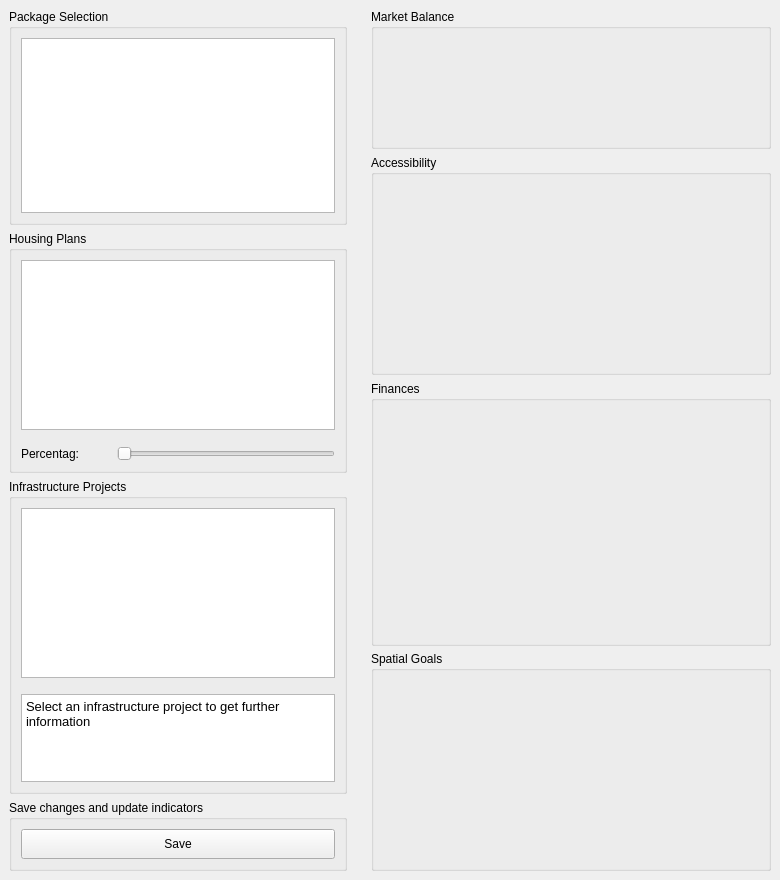
Above: PlanningTool_dockwidget_base.ui from rapha411/PlanningTool before the change. Below: the same form after it.
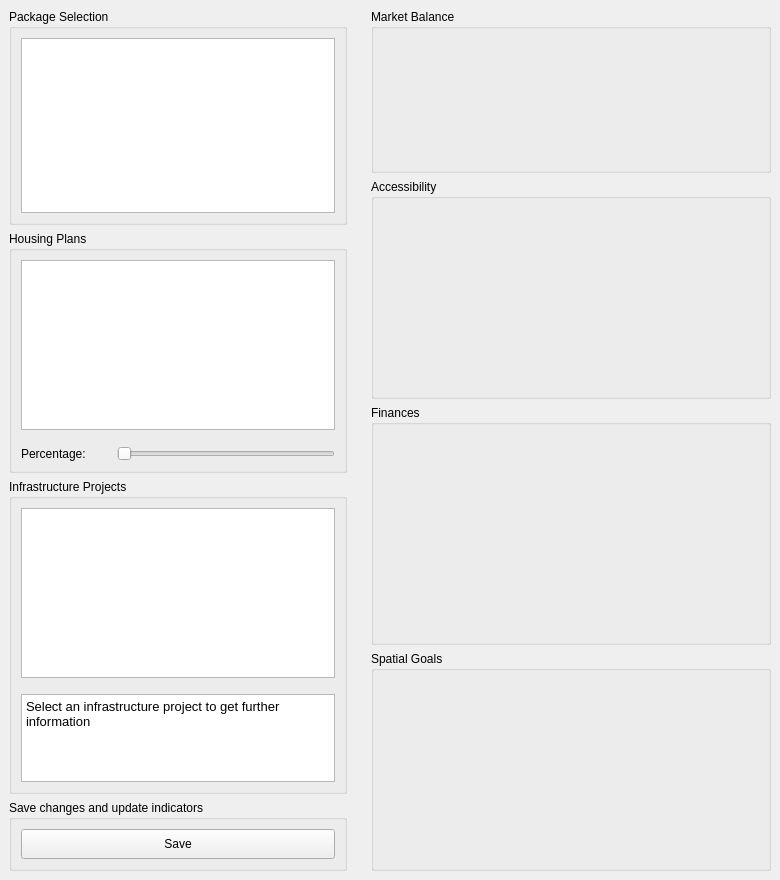
That is the form after the change.

Commit message: plot label rotation with try and expect unselect selection tool icon issue fixed again

Patch:
```diff
--- a/PlanningTool_dockwidget_base.ui
+++ b/PlanningTool_dockwidget_base.ui
@@ -144,7 +144,7 @@
                    </size>
                   </property>
                   <property name="text">
-                   <string>Percentag:</string>
+                   <string>Percentage:</string>
                   </property>
                   <property name="buddy">
                    <cstring>inpuGroup</cstring>
@@ -293,7 +293,7 @@
          <item>
           <widget class="QGroupBox" name="groupBox_4">
            <property name="sizePolicy">
-            <sizepolicy hsizetype="MinimumExpanding" vsizetype="Preferred">
+            <sizepolicy hsizetype="Preferred" vsizetype="Preferred">
              <horstretch>0</horstretch>
              <verstretch>0</verstretch>
             </sizepolicy>
@@ -364,7 +364,7 @@
            <property name="minimumSize">
             <size>
              <width>0</width>
-             <height>265</height>
+             <height>240</height>
             </size>
            </property>
            <property name="title">
```
Left out of the diff: 59 changed lines with no effect on the pictures. The commit also changes 3 other files.
